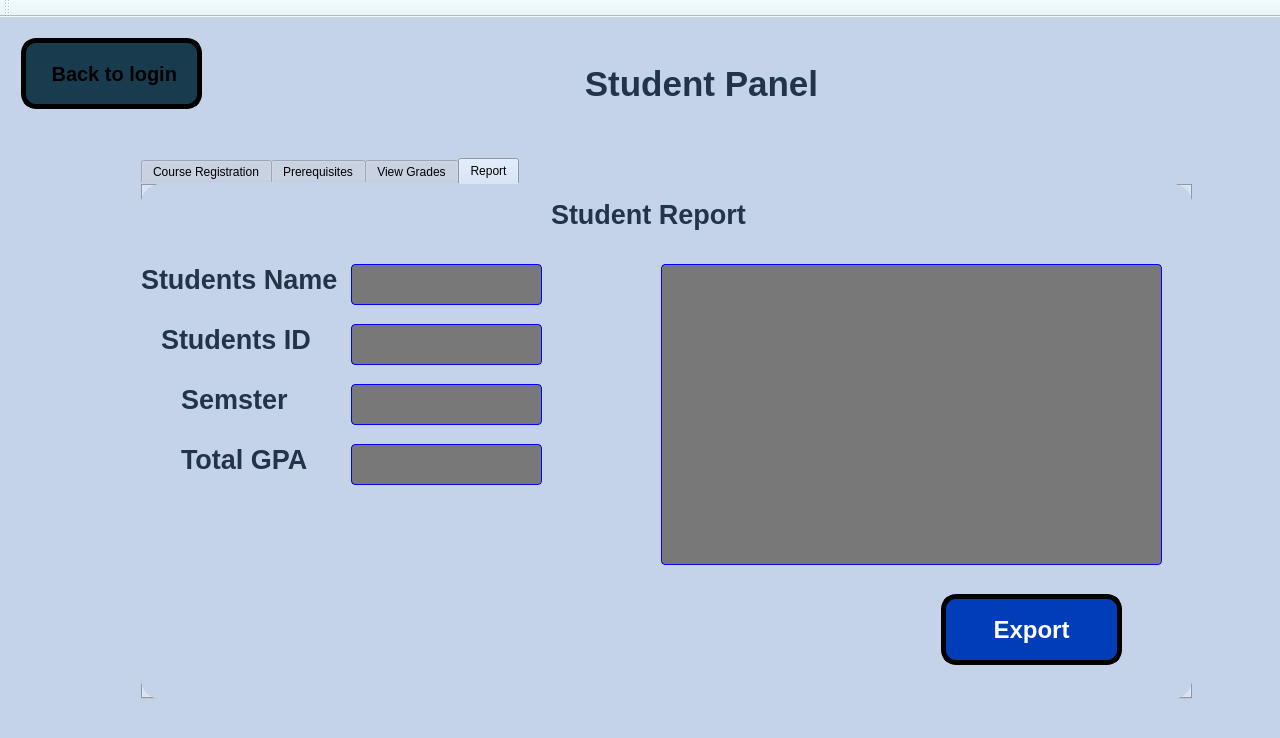
Ahmed-ElGoharyy/Coursifyy, file Coursify.ui: the form before one commit.
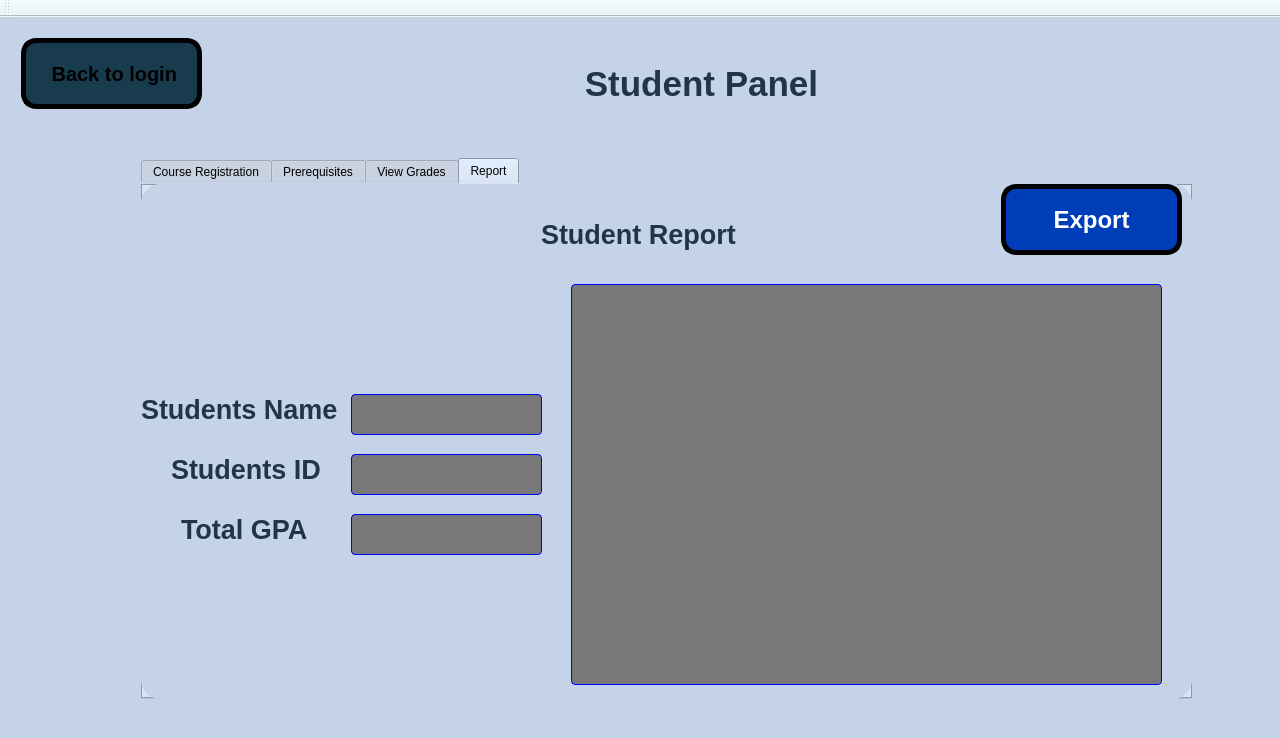
The form after the commit. The open tabs and pages were chosen to show the change. Icons and pictures are not drawn.

```diff
--- a/Coursify.ui
+++ b/Coursify.ui
@@ -4618,8 +4618,8 @@
          <widget class="QPushButton" name="back_button_4">
           <property name="geometry">
            <rect>
-            <x>800</x>
-            <y>410</y>
+            <x>860</x>
+            <y>0</y>
             <width>181</width>
             <height>71</height>
            </rect>
@@ -4864,8 +4864,8 @@
          <widget class="QLabel" name="label_23">
           <property name="geometry">
            <rect>
-            <x>410</x>
-            <y>10</y>
+            <x>400</x>
+            <y>30</y>
             <width>201</width>
             <height>41</height>
            </rect>
@@ -4890,7 +4890,7 @@
           <property name="geometry">
            <rect>
             <x>210</x>
-            <y>80</y>
+            <y>210</y>
             <width>191</width>
             <height>41</height>
            </rect>
@@ -4911,38 +4911,15 @@
           <property name="horizontalScrollBarPolicy">
            <enum>Qt::ScrollBarPolicy::ScrollBarAlwaysOff</enum>
           </property>
-         </widget>
-         <widget class="QTextEdit" name="textEdit_6">
-          <property name="geometry">
-           <rect>
-            <x>210</x>
-            <y>140</y>
-            <width>191</width>
-            <height>41</height>
-           </rect>
+          <property name="readOnly">
+           <bool>true</bool>
           </property>
-          <property name="styleSheet">
-           <string notr="true">background-color: rgb(120, 120, 120);
-
-   color:white;
-    border: 1px solid Blue;
-    border-radius: 4px;
-    padding: 4px;
-
-</string>
-          </property>
-          <property name="verticalScrollBarPolicy">
-           <enum>Qt::ScrollBarPolicy::ScrollBarAlwaysOff</enum>
-          </property>
-          <property name="horizontalScrollBarPolicy">
-           <enum>Qt::ScrollBarPolicy::ScrollBarAlwaysOff</enum>
-          </property>
          </widget>
          <widget class="QTextEdit" name="textEdit_7">
           <property name="geometry">
            <rect>
             <x>210</x>
-            <y>200</y>
+            <y>270</y>
             <width>191</width>
             <height>41</height>
            </rect>
@@ -4963,12 +4940,15 @@
           <property name="horizontalScrollBarPolicy">
            <enum>Qt::ScrollBarPolicy::ScrollBarAlwaysOff</enum>
           </property>
+          <property name="readOnly">
+           <bool>true</bool>
+          </property>
          </widget>
          <widget class="QTextEdit" name="textEdit_8">
           <property name="geometry">
            <rect>
             <x>210</x>
-            <y>260</y>
+            <y>330</y>
             <width>191</width>
             <height>41</height>
            </rect>
@@ -4989,32 +4969,15 @@
           <property name="horizontalScrollBarPolicy">
            <enum>Qt::ScrollBarPolicy::ScrollBarAlwaysOff</enum>
           </property>
-         </widget>
-         <widget class="QTableWidget" name="tableWidget_2">
-          <property name="geometry">
-           <rect>
-            <x>520</x>
-            <y>80</y>
-            <width>501</width>
-            <height>301</height>
-           </rect>
-          </property>
-          <property name="styleSheet">
-           <string notr="true">background-color: rgb(120, 120, 120);
-
-   color:white;
-    border: 1px solid Blue;
-    border-radius: 4px;
-    padding: 4px;
-
-</string>
+          <property name="readOnly">
+           <bool>true</bool>
           </property>
          </widget>
          <widget class="QLabel" name="label_28">
           <property name="geometry">
            <rect>
             <x>0</x>
-            <y>80</y>
+            <y>210</y>
             <width>201</width>
             <height>31</height>
            </rect>
@@ -5038,8 +5001,8 @@
          <widget class="QLabel" name="label_29">
           <property name="geometry">
            <rect>
-            <x>20</x>
-            <y>140</y>
+            <x>30</x>
+            <y>270</y>
             <width>161</width>
             <height>31</height>
            </rect>
@@ -5060,36 +5023,11 @@
            <string>Students ID</string>
           </property>
          </widget>
-         <widget class="QLabel" name="label_30">
-          <property name="geometry">
-           <rect>
-            <x>40</x>
-            <y>200</y>
-            <width>111</width>
-            <height>31</height>
-           </rect>
-          </property>
-          <property name="font">
-           <font>
-            <family>Segoe UI</family>
-            <pointsize>20</pointsize>
-            <italic>false</italic>
-            <bold>true</bold>
-           </font>
-          </property>
-          <property name="styleSheet">
-           <string notr="true">color: rgb(33, 52, 72);
-font: 700 20pt &quot;Segoe UI&quot;;</string>
-          </property>
-          <property name="text">
-           <string>Semster </string>
-          </property>
-         </widget>
          <widget class="QLabel" name="label_31">
           <property name="geometry">
            <rect>
             <x>40</x>
-            <y>260</y>
+            <y>330</y>
             <width>131</width>
             <height>31</height>
            </rect>
@@ -5110,6 +5048,26 @@
            <string>Total GPA</string>
           </property>
          </widget>
+         <widget class="QListWidget" name="listWidget_r">
+          <property name="geometry">
+           <rect>
+            <x>430</x>
+            <y>100</y>
+            <width>591</width>
+            <height>401</height>
+           </rect>
+          </property>
+          <property name="styleSheet">
+           <string notr="true">background-color: rgb(120, 120, 120);
+
+   color:white;
+    border: 1px solid Blue;
+    border-radius: 4px;
+    padding: 4px;
+
+</string>
+          </property>
+         </widget>
         </widget>
        </widget>
       </widget>
```
Left out of the diff: 12 changed lines with no effect on the pictures.
